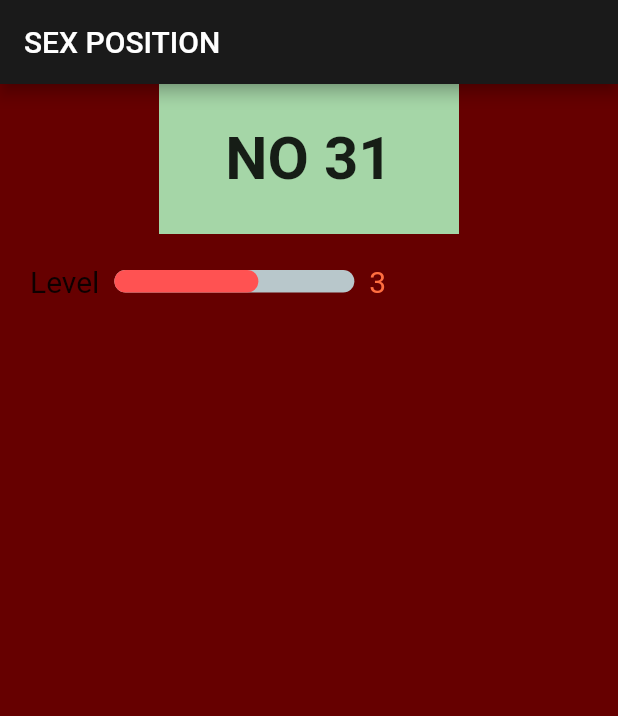
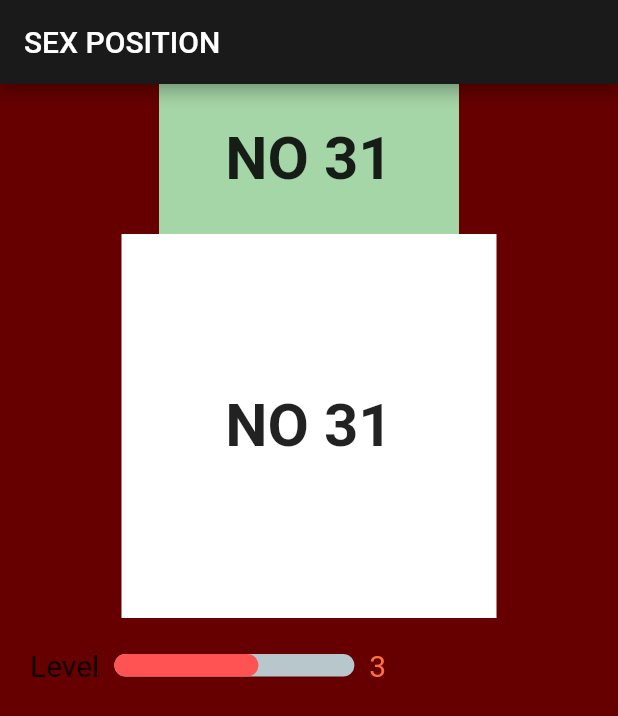
Before and after one commit to sitthatot/Sex_Position, a Flutter app: the screen it shows after launch, on a phone screen of 412 x 824 dp. Shown: the top 716 px of the screen. Run offline on Flutter 3.47's test engine with Material 2 defaults, Android fonts, the phone set to English and light mode, and no system bars; drawn by our look-alikes of percent_indicator.

Commit message:
photo doll

```diff
--- a/lib/main.dart
+++ b/lib/main.dart
@@ -21,6 +21,21 @@ class MyApp extends StatelessWidget {
                   height: 100,
                   width: 200,
                   color: Colors.green[200],
+                  alignment: Alignment.center,
+                  child: const Text(
+                    'NO 31',
+                    style: TextStyle(
+                      fontWeight: FontWeight.bold,
+                      fontSize: 40,
+                    ),
+                  ),
+                ),
+              ),
+              Center(
+                child: Container(
+                  height: 256,
+                  width: 250,
+                  color: Color.fromARGB(255, 255, 255, 255),
                   alignment: Alignment.center,
                   child: const Text(
                     'NO 31',
```
